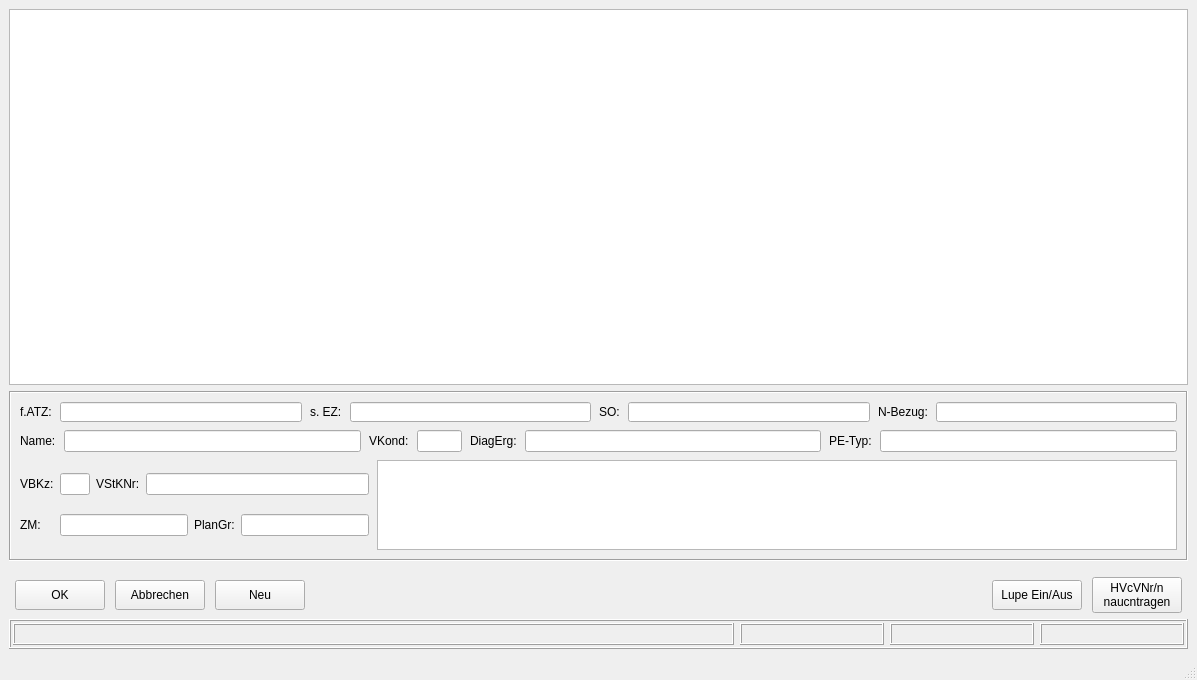
Qt form Smile/UI/auftragsannahme_many.ui (DenisReznikov/Smile) before a commit.
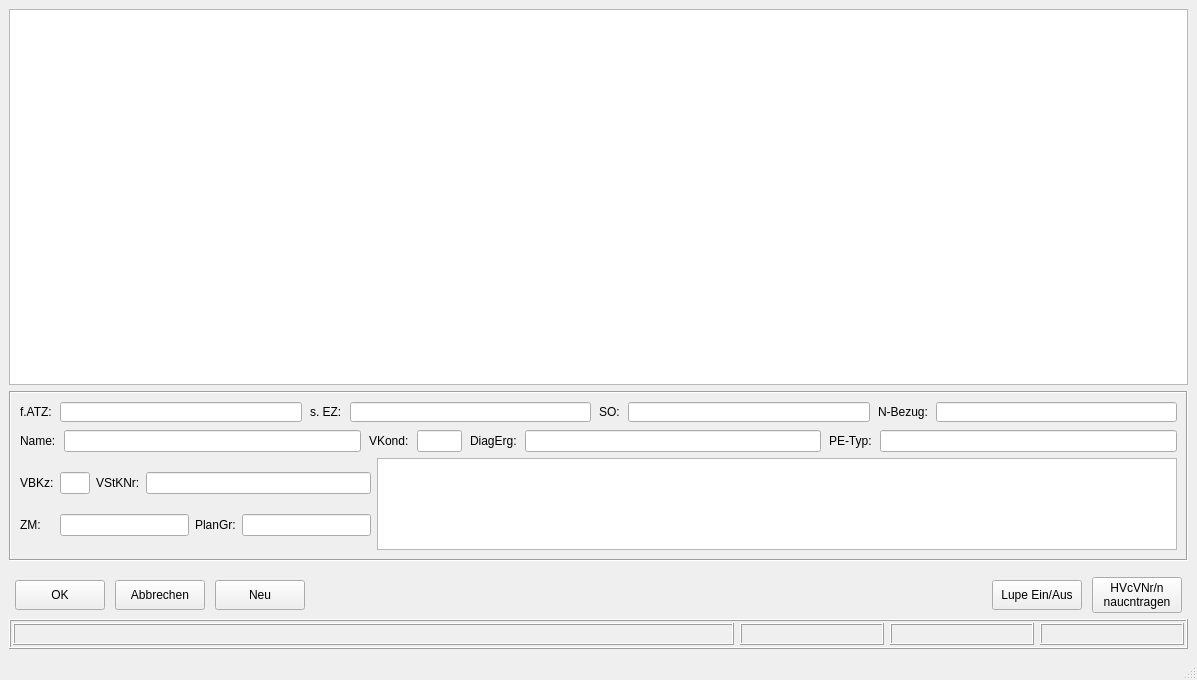
The same form after that commit.

Diff of the .ui file:
```diff
--- a/Smile/UI/auftragsannahme_many.ui
+++ b/Smile/UI/auftragsannahme_many.ui
@@ -77,11 +77,8 @@
         <property name="frameShadow">
          <enum>QFrame::Sunken</enum>
         </property>
-        <layout class="QVBoxLayout" name="verticalLayout_3">
-         <property name="spacing">
-          <number>8</number>
-         </property>
-         <item>
+        <layout class="QGridLayout" name="gridLayout">
+         <item row="0" column="0" colspan="2">
           <layout class="QVBoxLayout" name="verticalLayout_2">
            <property name="spacing">
             <number>8</number>
@@ -271,9 +268,7 @@
            </item>
           </layout>
          </item>
-         <item>
-          <layout class="QHBoxLayout" name="horizontalLayout_7">
-           <item>
+         <item row="1" column="0">
             <layout class="QVBoxLayout" name="verticalLayout">
              <property name="spacing">
               <number>6</number>
@@ -282,6 +277,12 @@
               <layout class="QHBoxLayout" name="horizontalLayout_5">
                <item>
                 <widget class="QLabel" name="line_VBKz">
+               <property name="minimumSize">
+                <size>
+                 <width>31</width>
+                 <height>0</height>
+                </size>
+               </property>
                  <property name="text">
                   <string>VBKz:</string>
                  </property>
@@ -356,7 +357,7 @@
              </item>
             </layout>
            </item>
-           <item>
+         <item row="1" column="1">
             <widget class="QPlainTextEdit" name="line_BigInfo">
              <property name="minimumSize">
               <size>
@@ -374,8 +375,6 @@
               <bool>false</bool>
              </property>
             </widget>
-           </item>
-          </layout>
          </item>
         </layout>
        </widget>
```
Left out of the diff: 6 changed lines with no effect on the pictures. Lines whose indentation alone changed are shown as unchanged.
